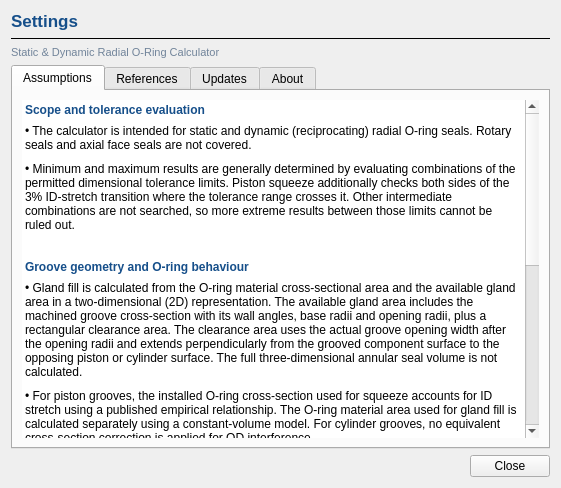
Before: the Qt Designer form src/ui/forms/settings_dialog.ui in ZeroFlagLabs/radial-oring-calculator, drawn with Qt 5.
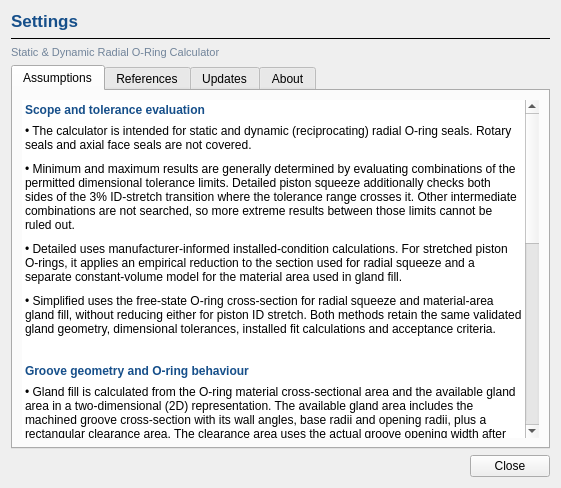
After: the same form once the commit is applied.

Commit message: Release v2.0.0: Detailed and Simplified methods, UI refinements and documentation

The edit to the form file:
```diff
--- a/src/ui/forms/settings_dialog.ui
+++ b/src/ui/forms/settings_dialog.ui
@@ -77,11 +77,13 @@
               <string>&lt;html&gt;&lt;body&gt;
 &lt;p style="margin:0 0 7px 0; color:#164f8a; font-weight:600;"&gt;Scope and tolerance evaluation&lt;/p&gt;
 &lt;p style="margin:0 0 10px 0;"&gt;• The calculator is intended for static and dynamic (reciprocating) radial O-ring seals. Rotary seals and axial face seals are not covered.&lt;/p&gt;
-&lt;p style="margin:0 0 10px 0;"&gt;• Minimum and maximum results are generally determined by evaluating combinations of the permitted dimensional tolerance limits. Piston squeeze additionally checks both sides of the 3% ID-stretch transition where the tolerance range crosses it. Other intermediate combinations are not searched, so more extreme results between those limits cannot be ruled out.&lt;/p&gt;
+&lt;p style="margin:0 0 10px 0;"&gt;• Minimum and maximum results are generally determined by evaluating combinations of the permitted dimensional tolerance limits. Detailed piston squeeze additionally checks both sides of the 3% ID-stretch transition where the tolerance range crosses it. Other intermediate combinations are not searched, so more extreme results between those limits cannot be ruled out.&lt;/p&gt;
+&lt;p style="margin:0 0 10px 0;"&gt;• Detailed uses manufacturer-informed installed-condition calculations. For stretched piston O-rings, it applies an empirical reduction to the section used for radial squeeze and a separate constant-volume model for the material area used in gland fill.&lt;/p&gt;
+&lt;p style="margin:0 0 10px 0;"&gt;• Simplified uses the free-state O-ring cross-section for radial squeeze and material-area gland fill, without reducing either for piston ID stretch. Both methods retain the same validated gland geometry, dimensional tolerances, installed fit calculations and acceptance criteria.&lt;/p&gt;
 &lt;p style="margin:28px 0 7px 0; color:#164f8a; font-weight:600;"&gt;Groove geometry and O-ring behaviour&lt;/p&gt;
 &lt;p style="margin:0 0 10px 0;"&gt;• Gland fill is calculated from the O-ring material cross-sectional area and the available gland area in a two-dimensional (2D) representation. The available gland area includes the machined groove cross-section with its wall angles, base radii and opening radii, plus a rectangular clearance area. The clearance area uses the actual groove opening width after the opening radii and extends perpendicularly from the grooved component surface to the opposing piston or cylinder surface. The full three-dimensional annular seal volume is not calculated.&lt;/p&gt;
-&lt;p style="margin:0 0 10px 0;"&gt;• For piston grooves, the installed O-ring cross-section used for squeeze accounts for ID stretch using a published empirical relationship. The O-ring material area used for gland fill is calculated separately using a constant-volume model. For cylinder grooves, no equivalent cross-section correction is applied for OD interference.&lt;/p&gt;
-&lt;p style="margin:0 0 10px 0;"&gt;• Parker's published empirical relationships for piston O-ring cross-section reduction use one equation for 0–3% ID stretch and another for stretch above 3%. The equations do not meet exactly at 3%, so calculated squeeze can change abruptly as stretch crosses the transition. This can result in unequal gaps between minimum, nominal and maximum squeeze, including cases where minimum and nominal are identical despite dimensional tolerances. When the permitted stretch range crosses 3%, the calculator evaluates both sides of the transition when determining squeeze extremes.&lt;/p&gt;
+&lt;p style="margin:0 0 10px 0;"&gt;• For piston grooves, Detailed uses the published empirical installed compression section for squeeze and separately calculates constant-volume material area for gland fill. Simplified uses the free-state O-ring cross-section for both. For cylinder grooves, both methods use free-state section and the corrected OD-interference calculation based on free O-ring OD relative to gland ID.&lt;/p&gt;
+&lt;p style="margin:0 0 10px 0;"&gt;• In Detailed, Parker's published empirical relationships for piston O-ring cross-section reduction use one equation for 0–3% ID stretch and another for stretch above 3%. The equations do not meet exactly at 3%, so calculated squeeze can change abruptly as stretch crosses the transition. This can result in unequal gaps between minimum, nominal and maximum squeeze, including cases where minimum and nominal are identical despite dimensional tolerances. Only Detailed evaluates both sides of the transition when the permitted stretch range crosses 3%; Simplified has no such piecewise correction.&lt;/p&gt;
 &lt;p style="margin:0 0 10px 0;"&gt;• Groove geometry is based on symmetrical profiles with straight sidewalls and tangent corner radii. Groove width is measured between theoretical sharp intersections before accounting for opening radii.&lt;/p&gt;
 &lt;p style="margin:28px 0 7px 0; color:#164f8a; font-weight:600;"&gt;Screening interpretation and design responsibility&lt;/p&gt;
 &lt;p style="margin:0 0 10px 0;"&gt;• PASS indicates that the individual dimensional screening criterion is satisfied for the evaluated tolerance combinations. REVIEW indicates that one or more evaluated values fall outside the selected screening criterion and require engineering evaluation; it does not automatically mean the seal design is unsuitable. INVALID indicates inputs or geometry that cannot be evaluated. The screening limits are general engineering criteria and may not be suitable for every O-ring material or application.&lt;/p&gt;
```
Left out of the diff: 4 changed lines with no effect on the pictures. The commit also changes 27 other files.
